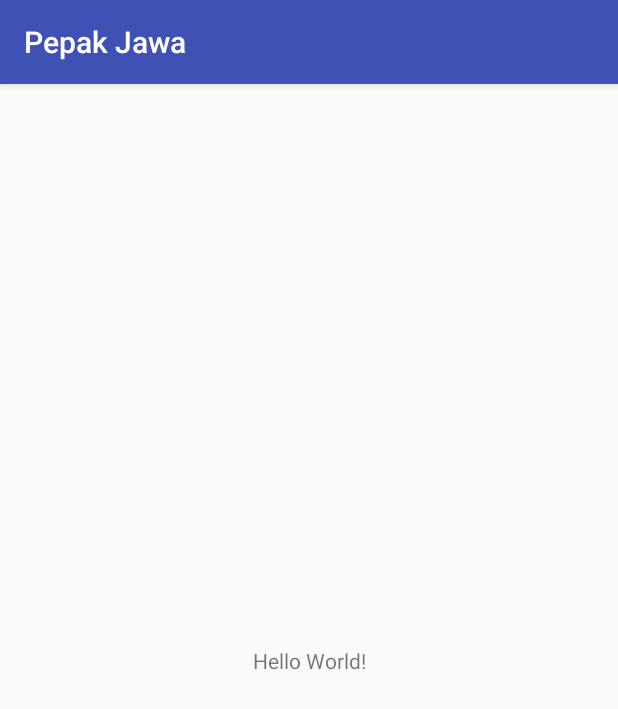
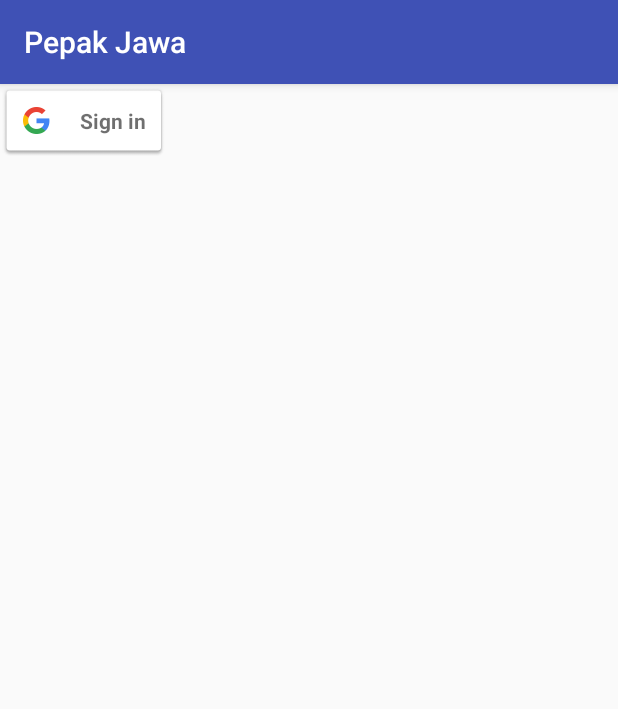
Before and after one commit to aldyrama/pepak-jawa, an Android app: the screen it shows after launch (MainActivity before the commit, LoginActivity after it), on a phone screen of 412 x 824 dp. Shown: the top 709 px of the screen. Run offline under Robolectric (Android 15) with nearby library versions, the light colour scheme and no system bars; our stand-ins replace Firebase (no records; nobody signed in at launch, a user with empty details on screens opened directly).

Commit message:
Create Sign-in Button in LoginActivity

```diff
--- a/app/build.gradle
+++ b/app/build.gradle
@@ -20,8 +20,12 @@ android {
 
 dependencies {
     implementation fileTree(dir: 'libs', include: ['*.jar'])
+    //noinspection GradleCompatible
     implementation 'com.android.support:appcompat-v7:27.1.1'
     implementation 'com.android.support.constraint:constraint-layout:1.1.3'
+    implementation 'com.google.firebase:firebase-core:16.0.1'
+    implementation 'com.google.firebase:firebase-auth:16.0.2'
+    implementation 'com.google.android.gms:play-services-auth:15.0.1'
     testImplementation 'junit:junit:4.12'
     androidTestImplementation 'com.android.support.test:runner:1.0.2'
     androidTestImplementation 'com.android.support.test.espresso:espresso-core:3.0.2'
--- a/app/src/main/AndroidManifest.xml
+++ b/app/src/main/AndroidManifest.xml
@@ -16,6 +16,8 @@
                 <category android:name="android.intent.category.LAUNCHER" />
             </intent-filter>
         </activity>
+        <activity android:name=".LoginActivity" />
+        <activity android:name=".MaterialActivity"></activity>
     </application>
 
 </manifest>
--- /dev/null
+++ b/app/src/main/java/org/d3ifcool/pepakjawa/LoginActivity.java
@@ -0,0 +1,114 @@
+package org.d3ifcool.pepakjawa;
+
+import android.content.Intent;
+import android.support.annotation.NonNull;
+import android.support.v7.app.AppCompatActivity;
+import android.os.Bundle;
+import android.util.Log;
+import android.view.View;
+import android.widget.Toast;
+
+import com.google.android.gms.auth.api.Auth;
+import com.google.android.gms.auth.api.signin.GoogleSignInAccount;
+import com.google.android.gms.auth.api.signin.GoogleSignInOptions;
+import com.google.android.gms.auth.api.signin.GoogleSignInResult;
+import com.google.android.gms.common.ConnectionResult;
+import com.google.android.gms.common.SignInButton;
+import com.google.android.gms.common.api.GoogleApiClient;
+import com.google.android.gms.tasks.OnCompleteListener;
+import com.google.android.gms.tasks.Task;
+import com.google.firebase.auth.AuthCredential;
+import com.google.firebase.auth.AuthResult;
+import com.google.firebase.auth.FirebaseAuth;
+import com.google.firebase.auth.FirebaseUser;
+import com.google.firebase.auth.GoogleAuthProvider;
+
+public class LoginActivity extends AppCompatActivity {
+    private SignInButton mGoogleBtn;
+    private static final int RC_SIGN_IN = 1;
+    FirebaseAuth mAuth;
+    GoogleApiClient mGoogleApiClient;
+    FirebaseAuth.AuthStateListener mAuthListener;
+
+    @Override
+    protected void onStart() {
+        super.onStart();
+
+        mAuth.addAuthStateListener(mAuthListener);
+    }
+
+
+    @Override
+    protected void onCreate(Bundle savedInstanceState) {
+        super.onCreate(savedInstanceState);
+        setContentView(R.layout.activity_login);
+        mGoogleBtn = findViewById(R.id.googleBtn);
+        mAuth = FirebaseAuth.getInstance();
+        mAuthListener = new FirebaseAuth.AuthStateListener() {
+
+            @Override
+            public void onAuthStateChanged(@NonNull FirebaseAuth firebaseAuth) {
+                if (firebaseAuth.getCurrentUser() != null){
+                    startActivity(new Intent(LoginActivity.this, MaterialActivity.class));
+                }
+            }
+        };
+        mGoogleBtn.setOnClickListener(new View.OnClickListener() {
+            @Override
+            public void onClick(View v) {
+                signIn();
+            }
+        });
+
+        GoogleSignInOptions gso = new GoogleSignInOptions.Builder(GoogleSignInOptions.DEFAULT_SIGN_IN)
+                .requestIdToken(getString(R.string.default_web_client_id))
+                .requestEmail()
+                .build();
+
+        mGoogleApiClient = new GoogleApiClient.Builder(this)
+                .enableAutoManage(this, new GoogleApiClient.OnConnectionFailedListener() {
+                    @Override
+                    public void onConnectionFailed(@NonNull ConnectionResult connectionResult) {
+                        Toast.makeText(LoginActivity.this, "Something went wrong", Toast.LENGTH_SHORT).show();
+                    }
+                })
+                .addApi(Auth.GOOGLE_SIGN_IN_API, gso)
+                .build();
+    }
+    private void signIn() {
+        Intent signInIntent = Auth.GoogleSignInApi.getSignInIntent(mGoogleApiClient);
+        startActivityForResult(signInIntent, RC_SIGN_IN);
+    }
+    @Override
+    public void onActivityResult(int requestCode, int resultCode, Intent data) {
+        super.onActivityResult(requestCode, resultCode, data);
+
+        // Result returned from launching the Intent from GoogleSignInClient.getSignInIntent(...);
+        if (requestCode == RC_SIGN_IN) {
+            GoogleSignInResult result = Auth.GoogleSignInApi.getSignInResultFromIntent(data);
+            if (result.isSuccess()){
+                GoogleSignInAccount account =result.getSignInAccount();
+                firebaseAuthWithGoogle(account);
+            }else {
+                Toast.makeText(LoginActivity.this, "Auth went wrong", Toast.LENGTH_SHORT).show();
+            }
+        }
+    }
+
+    private void firebaseAuthWithGoogle(GoogleSignInAccount account) {
+        AuthCredential credential = GoogleAuthProvider.getCredential(account.getIdToken(),null);
+        mAuth.signInWithCredential(credential)
+                .addOnCompleteListener(this, new OnCompleteListener<AuthResult>() {
+                    @Override
+                    public void onComplete(@NonNull Task<AuthResult> task) {
+                        if (task.isSuccessful()){
+                            Log.d("TAG", "signInWithCredential:success");
+                            FirebaseUser user = mAuth.getCurrentUser();
+                            //updateUI
+                        }else {
+                            Log.d("TAG", "signInWithCredential:failure");
+                            Toast.makeText(LoginActivity.this,"Authentification failed", Toast.LENGTH_SHORT).show();              }
+                    }
+                });
+    }
+}
--- a/app/src/main/java/org/d3ifcool/pepakjawa/MainActivity.java
+++ b/app/src/main/java/org/d3ifcool/pepakjawa/MainActivity.java
@@ -1,9 +1,17 @@
 package org.d3ifcool.pepakjawa;
 
+import android.content.Intent;
 import android.support.v7.app.AppCompatActivity;
 import android.os.Bundle;
 
 public class MainActivity extends AppCompatActivity {
+
+    @Override
+    protected void onStart() {
+        super.onStart();
+        Intent intent = new Intent(MainActivity.this, LoginActivity.class);
+        startActivity(intent);
+    }
 
     @Override
     protected void onCreate(Bundle savedInstanceState) {
--- /dev/null
+++ b/app/src/main/res/layout/activity_login.xml
@@ -0,0 +1,12 @@
+<?xml version="1.0" encoding="utf-8"?>
+<android.support.constraint.ConstraintLayout xmlns:android="http://schemas.android.com/apk/res/android"
+    xmlns:app="http://schemas.android.com/apk/res-auto"
+    xmlns:tools="http://schemas.android.com/tools"
+    android:layout_width="match_parent"
+    android:layout_height="match_parent"
+    tools:context=".LoginActivity">
+    <com.google.android.gms.common.SignInButton
+        android:id="@+id/googleBtn"
+        android:layout_width="wrap_content"
+        android:layout_height="wrap_content"></com.google.android.gms.common.SignInButton>
+</android.support.constraint.ConstraintLayout>
--- a/app/src/main/res/values/strings.xml
+++ b/app/src/main/res/values/strings.xml
@@ -1,3 +1,4 @@
 <resources>
     <string name="app_name">Pepak Jawa</string>
+    <string name="default_web_client_id">75196323688-f2m2u2qlvsais6g6i1njn7fn8tnnmi3s.apps.googleusercontent.com</string>
 </resources>
```
Also changed, not shown: app/src/main/java/org/d3ifcool/pepakjawa/MaterialActivity.java (added, +13 -0 lines), app/src/main/res/layout/activity_material.xml (added, +9 -0 lines), 1 other file.
